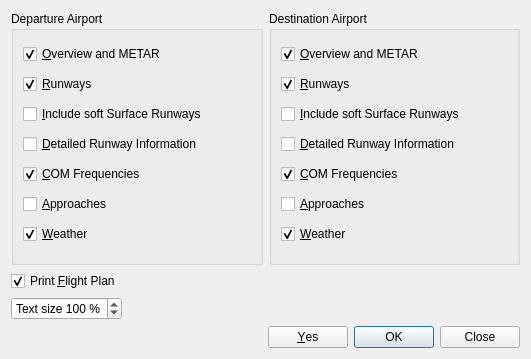
First picture: the form in src/print/printdialog.ui, repository albar965/littlenavmap, before the edit.
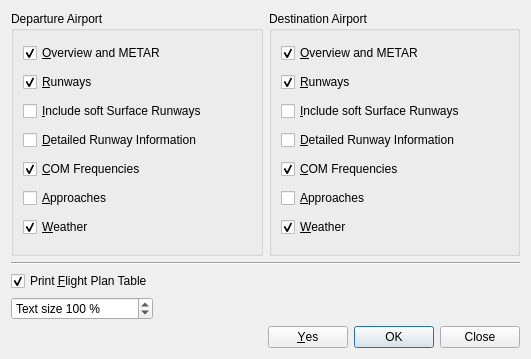
Second picture: the form after the edit.

```diff
--- a/src/print/printdialog.ui
+++ b/src/print/printdialog.ui
@@ -158,6 +158,13 @@
      </item>
     </layout>
    </item>
+   <item>
+    <widget class="Line" name="line">
+     <property name="orientation">
+      <enum>Qt::Horizontal</enum>
+     </property>
+    </widget>
+   </item>
    <item>
     <layout class="QGridLayout" name="gridLayout">
      <property name="leftMargin">
@@ -169,7 +176,7 @@
      <item row="0" column="0">
       <widget class="QCheckBox" name="checkBoxPrintFlightplan">
        <property name="text">
-        <string>Print &amp;Flight Plan</string>
+        <string>Print &amp;Flight Plan Table</string>
        </property>
        <property name="checked">
         <bool>true</bool>
```
